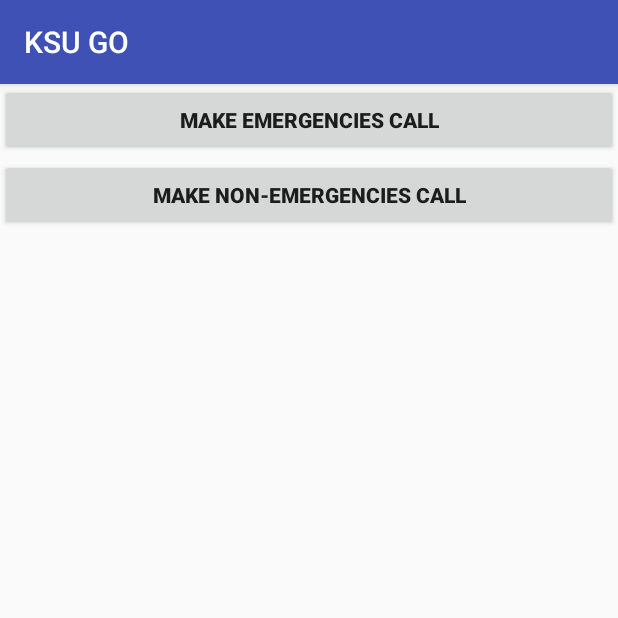
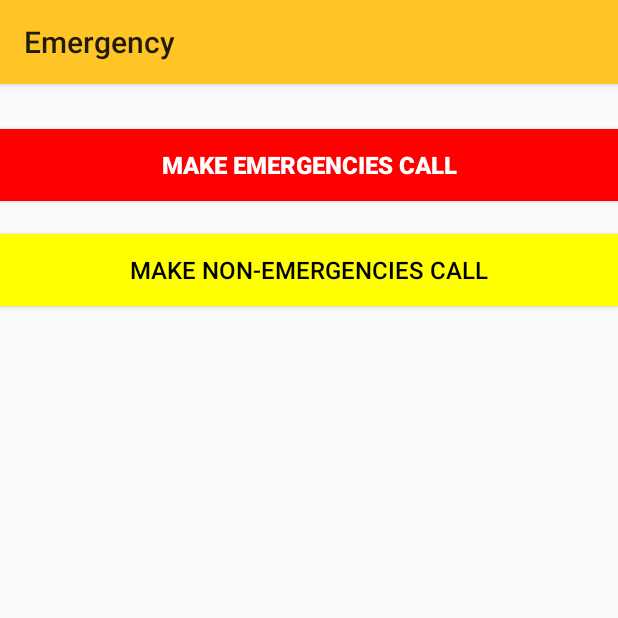
Before and after one commit to cgodwin7/ksu-go, an Android app: the screen it shows after launch (MainActivity before the commit, EmergencyActivity after it), on a phone screen of 412 x 824 dp, the top half of it. Run offline under Robolectric (Android 15) with nearby library versions, the phone set to English and light mode, and no system bars.

Commit message:
Emergency App

```diff
--- a/app/src/main/AndroidManifest.xml
+++ b/app/src/main/AndroidManifest.xml
@@ -12,7 +12,7 @@
         android:supportsRtl="true"
         android:theme="@style/AppTheme">
         <activity
-            android:name=".MainActivity"
+            android:name=".EmergencyActivity"
             android:label="@string/app_name"
             android:theme="@style/AppTheme.NoActionBar">
             <intent-filter>
--- a/app/src/main/java/com/group5/ksugo/MainActivity.java
+++ b/app/src/main/java/com/group5/ksugo/EmergencyActivity.java
@@ -12,7 +12,7 @@ import android.view.Menu;
 import android.view.MenuItem;
 import android.widget.*;
 
-public class MainActivity extends AppCompatActivity {
+public class EmergencyActivity extends AppCompatActivity {
 
     Button b, c;
 
@@ -23,7 +23,7 @@ public class MainActivity extends AppCompatActivity {
         Toolbar toolbar = (Toolbar) findViewById(R.id.toolbar);
         setSupportActionBar(toolbar);
 
-        b=findViewById(R.id.call1);
+        b=findViewById(R.id.emergencyCall);
 
         b.setOnClickListener(new View.OnClickListener() {
             @Override
@@ -34,7 +34,7 @@ public class MainActivity extends AppCompatActivity {
             }
         });
 
-        c=findViewById(R.id.call2);
+        c=findViewById(R.id.nonEmergencyCall);
 
         c.setOnClickListener(new View.OnClickListener() {
             @Override
--- a/app/src/main/res/layout/activity_main.xml
+++ b/app/src/main/res/layout/activity_main.xml
@@ -4,7 +4,7 @@
     xmlns:tools="http://schemas.android.com/tools"
     android:layout_width="match_parent"
     android:layout_height="match_parent"
-    tools:context="com.group5.ksugo.MainActivity">
+    tools:context="com.group5.ksugo.EmergencyActivity">
 
     <android.support.design.widget.AppBarLayout
         android:layout_width="match_parent"
@@ -13,10 +13,15 @@
 
         <android.support.v7.widget.Toolbar
             android:id="@+id/toolbar"
+            android:layout_height="wrap_content"
             android:layout_width="match_parent"
-            android:layout_height="?attr/actionBarSize"
+            android:minHeight="?attr/actionBarSize"
             android:background="?attr/colorPrimary"
-            app:popupTheme="@style/AppTheme.PopupOverlay" />
+            android:theme="@style/AppTheme.PopupOverlay">
+
+
+
+        </android.support.v7.widget.Toolbar>
 
 
 
--- a/app/src/main/res/layout/content_main.xml
+++ b/app/src/main/res/layout/content_main.xml
@@ -5,7 +5,7 @@
     android:layout_width="match_parent"
     android:layout_height="match_parent"
     app:layout_behavior="@string/appbar_scrolling_view_behavior"
-    tools:context="com.group5.ksugo.MainActivity"
+    tools:context="com.group5.ksugo.EmergencyActivity"
     tools:showIn="@layout/activity_main">
 
     <!--
@@ -23,21 +23,28 @@
         app:layout_constraintTop_toTopOf="parent" />-->
 
     <Button
-        android:id="@+id/call1"
+        android:id="@+id/emergencyCall"
         android:layout_width="fill_parent"
         android:layout_height="wrap_content"
         android:text="Make Emergencies Call"
+        android:layout_marginTop="30dp"
         android:textStyle="bold"
+        android:background="@color/red"
+        android:textColor="@android:color/white"
+        android:textSize="@dimen/fab_margin"
         app:layout_constraintTop_toTopOf="parent" />
 
     <Button
-        android:id="@+id/call2"
+        android:id="@+id/nonEmergencyCall"
         android:layout_width="fill_parent"
         android:layout_height="wrap_content"
-        android:layout_marginTop="50dp"
         android:text="Make Non-Emergencies Call"
-        android:textStyle="bold"
-        app:layout_constraintTop_toTopOf="parent" />
+        android:layout_marginTop="100dp"
+        android:background="@color/yellow"
+        android:textColor="@android:color/black"
+        android:textSize="@dimen/fab_margin"
+        app:layout_constraintTop_toTopOf="parent"
+        />
 
 
 </android.support.constraint.ConstraintLayout>
--- a/app/src/main/res/menu/menu_main.xml
+++ b/app/src/main/res/menu/menu_main.xml
@@ -1,7 +1,7 @@
 <menu xmlns:android="http://schemas.android.com/apk/res/android"
     xmlns:app="http://schemas.android.com/apk/res-auto"
     xmlns:tools="http://schemas.android.com/tools"
-    tools:context="com.group5.ksugo.MainActivity">
+    tools:context="com.group5.ksugo.EmergencyActivity">
     <item
         android:id="@+id/action_settings"
         android:orderInCategory="100"
--- a/app/src/main/res/values/colors.xml
+++ b/app/src/main/res/values/colors.xml
@@ -1,6 +1,9 @@
 <?xml version="1.0" encoding="utf-8"?>
 <resources>
-    <color name="colorPrimary">#3F51B5</color>
+    <color name="colorPrimary">#ffc425</color>
     <color name="colorPrimaryDark">#303F9F</color>
     <color name="colorAccent">#FF4081</color>
+    <color name="yellow">#ffff00</color>
+    <color name="red">#ff0000</color>
+
 </resources>
--- a/app/src/main/res/values/strings.xml
+++ b/app/src/main/res/values/strings.xml
@@ -1,5 +1,7 @@
+
+
 <resources>
-    <string name="app_name">KSU GO</string>
+    <string name="app_name">Emergency</string>
     <string name="action_settings">Settings</string>
 
 </resources>
```
Also changed, not shown: 235 other files.
